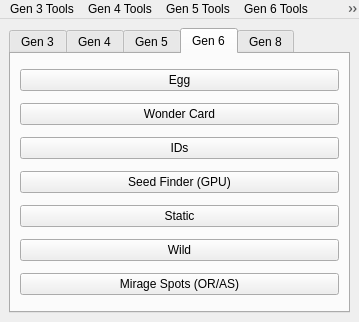
This is Form/MainWindow.ui in Xenon-Hacks/PokeFinder-GPU as Qt 5 draws it before an edit. The edited form follows.
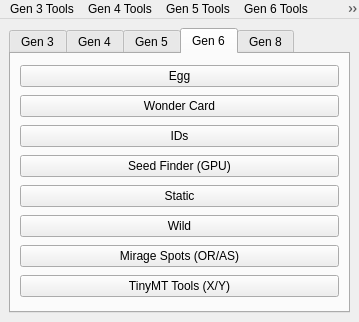
This is the edited form. The open tabs and pages were chosen to show the change. Icons and pictures are not drawn.

Commit message: Gen 6: TinyMT overworld model, DexNav, natural hordes, Pokerus, OR/AS double gift generation

The edit to the form file:
```diff
--- a/Form/MainWindow.ui
+++ b/Form/MainWindow.ui
@@ -212,6 +212,13 @@
           </property>
          </widget>
         </item>
+        <item row="7" column="0">
+         <widget class="QPushButton" name="pushButtonTinyMT6">
+          <property name="text">
+           <string>TinyMT Tools (X/Y)</string>
+          </property>
+         </widget>
+        </item>
        </layout>
       </widget>
       <widget class="QWidget" name="tabGen8">
```
The commit also changes 22 other files.
